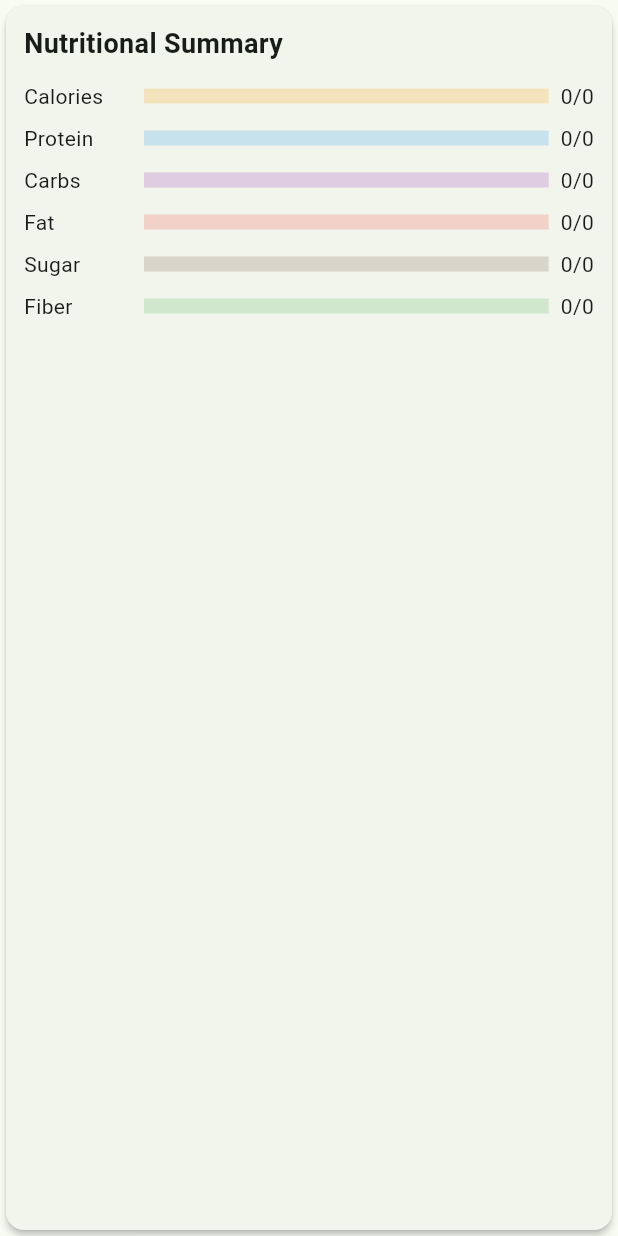
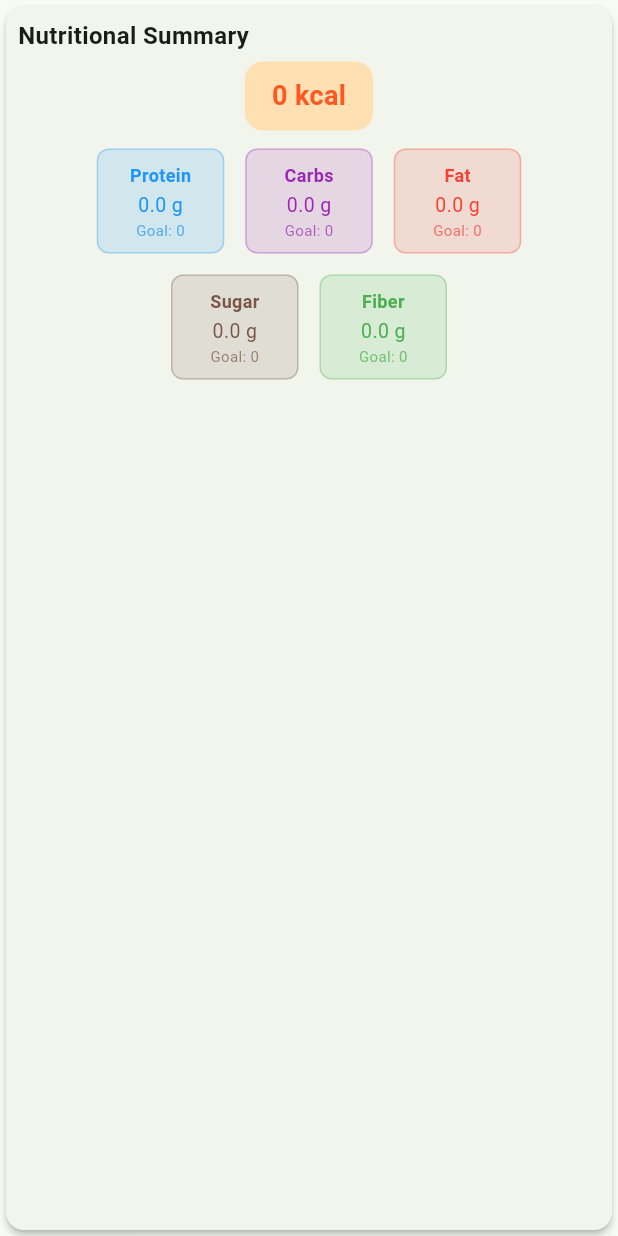
Before and after one commit to KyanClark/NutriPlan, a Flutter app: the _NutritionalSummary widget shown alone on an empty page, opened directly with empty values, on a phone screen of 412 x 824 dp. Run offline on Flutter 3.47's test engine with Material 3 defaults, Android fonts, the phone set to English and light mode, and no system bars; our stand-ins replace fl_chart, image_picker, shared_preferences, supabase_flutter; accounts and stored records are empty; network calls fail.

Commit message:
UI improvements: meal tracker layout, nutritional summary compactness, recipe info macro bugfix (fat), and recipe SQL guidance

```diff
--- a/lib/screens/desktop_email_verification_screen.dart
+++ b/lib/screens/desktop_email_verification_screen.dart
@@ -67,7 +67,7 @@ class _DesktopEmailVerificationScreenState extends State<DesktopEmailVerificatio
 
   void _startCheckDelay() {
     setState(() {
-      _checkDelay = 4;
+      _checkDelay = 7;
       _canCheckVerification = false;
     });
     _checkDelayTimer?.cancel();
--- a/lib/screens/meal_tracker_screen.dart
+++ b/lib/screens/meal_tracker_screen.dart
@@ -114,19 +114,32 @@ class _MealTrackerScreenState extends State<MealTrackerScreen> {
   Widget build(BuildContext context) {
     final summary = _getDailySummary(meals);
     return Scaffold(
-      appBar: AppBar(
-        title: const Text('Meal Tracker'),
-        backgroundColor: Colors.green,
-        actions: [
+      // Remove the AppBar and use a custom back button
+      body: SafeArea(
+        child: Column(
+          crossAxisAlignment: CrossAxisAlignment.stretch,
+          children: [
+            // Custom back button
+            Align(
+              alignment: Alignment.centerLeft,
+              child: IconButton(
+                icon: const Icon(Icons.arrow_back),
+                onPressed: () => Navigator.of(context).pop(),
+              ),
+            ),
+            // Date navigation row (moved below back button)
+            Padding(
+              padding: const EdgeInsets.symmetric(horizontal: 8.0, vertical: 4.0),
+              child: Row(
+                mainAxisAlignment: MainAxisAlignment.spaceBetween,
+                children: [
                   IconButton(
                     icon: const Icon(Icons.chevron_left),
                     onPressed: () => _changeDate(-1),
                   ),
-          Center(
-            child: Text(
+                  Text(
                     DateFormat('MMM d, yyyy').format(selectedDate),
                     style: const TextStyle(fontWeight: FontWeight.bold, fontSize: 16),
-            ),
                   ),
                   IconButton(
                     icon: const Icon(Icons.chevron_right),
@@ -134,18 +147,35 @@ class _MealTrackerScreenState extends State<MealTrackerScreen> {
                   ),
                 ],
               ),
-      body: isLoading
+            ),
+            Expanded(
+              child: isLoading
                   ? const Center(child: CircularProgressIndicator())
                   : Padding(
                       padding: const EdgeInsets.all(16.0),
+                      child: LayoutBuilder(
+                        builder: (context, constraints) {
+                          // Use side-by-side layout if wide enough, else stack vertically
+                          if (constraints.maxWidth > 700) {
+                            return Row(
+                              crossAxisAlignment: CrossAxisAlignment.start,
+                              children: [
+                                // Nutritional summary
+                                SizedBox(
+                                  width: 350,
+                                  child: _NutritionalSummary(
+                                    summary: summary,
+                                    goals: goals,
+                                  ),
+                                ),
+                                const SizedBox(width: 24),
+                                // Finished meals
+                                Expanded(
                                   child: Column(
                                     crossAxisAlignment: CrossAxisAlignment.stretch,
                                     children: [
-                  _NutritionalSummary(
-                    summary: summary,
-                    goals: goals,
-                  ),
-                  const SizedBox(height: 12),
+                                      const Text('Finished Meals', style: TextStyle(fontWeight: FontWeight.bold, fontSize: 18)),
+                                      const SizedBox(height: 8),
                                       if (insights.isNotEmpty)
                                         Card(
                                           color: Colors.green[50],
@@ -163,6 +193,49 @@ class _MealTrackerScreenState extends State<MealTrackerScreen> {
                                                 itemBuilder: (context, idx) {
                                                   return _MealLogCard(meal: meals[idx]);
                                                 },
+                                              ),
+                                      ),
+                                    ],
+                                  ),
+                                ),
+                              ],
+                            );
+                          } else {
+                            // Stacked layout for mobile
+                            return Column(
+                              crossAxisAlignment: CrossAxisAlignment.stretch,
+                              children: [
+                                _NutritionalSummary(
+                                  summary: summary,
+                                  goals: goals,
+                                ),
+                                const SizedBox(height: 12),
+                                const Text('Finished Meals', style: TextStyle(fontWeight: FontWeight.bold, fontSize: 18)),
+                                const SizedBox(height: 8),
+                                if (insights.isNotEmpty)
+                                  Card(
+                                    color: Colors.green[50],
+                                    margin: const EdgeInsets.only(bottom: 12),
+                                    child: Padding(
+                                      padding: const EdgeInsets.all(12.0),
+                                      child: Text(insights.first, style: const TextStyle(fontSize: 16)),
+                                    ),
+                                  ),
+                                Expanded(
+                                  child: meals.isEmpty
+                                      ? const Center(child: Text('No meals recorded for this day.'))
+                                      : ListView.builder(
+                                          itemCount: meals.length,
+                                          itemBuilder: (context, idx) {
+                                            return _MealLogCard(meal: meals[idx]);
+                                          },
+                                        ),
+                                ),
+                              ],
+                            );
+                          }
+                        },
+                      ),
                     ),
             ),
           ],
@@ -194,23 +267,24 @@ class _NutritionalSummary extends StatelessWidget {
   final UserNutritionGoals? goals;
   const _NutritionalSummary({required this.summary, required this.goals});
 
-  Widget _buildBar(String label, double value, double? goal, Color color) {
-    final percent = (goal != null && goal > 0) ? (value / goal).clamp(0.0, 1.0) : 0.0;
-    return Padding(
-      padding: const EdgeInsets.symmetric(vertical: 4.0),
-      child: Row(
+  Widget _macroContainer(String label, double value, double? goal, Color color) {
+    return Container(
+      width: 85, // smaller
+      margin: const EdgeInsets.symmetric(horizontal: 4, vertical: 4),
+      padding: const EdgeInsets.all(8), // smaller
+      decoration: BoxDecoration(
+        color: color.withOpacity(0.15),
+        borderRadius: BorderRadius.circular(8), // smaller radius
+        border: Border.all(color: color.withOpacity(0.3)),
+      ),
+      child: Column(
+        mainAxisSize: MainAxisSize.min,
         children: [
-          SizedBox(width: 80, child: Text(label)),
-          Expanded(
-            child: LinearProgressIndicator(
-              value: percent,
-              backgroundColor: color.withOpacity(0.2),
-              valueColor: AlwaysStoppedAnimation<Color>(color),
-              minHeight: 10,
-            ),
-          ),
-          const SizedBox(width: 8),
-          Text(goal != null ? '${value.toStringAsFixed(0)}/${goal.toStringAsFixed(0)}' : value.toStringAsFixed(0)),
+          Text(label, style: TextStyle(fontWeight: FontWeight.bold, color: color, fontSize: 12)),
+          const SizedBox(height: 2),
+          Text('${value.toStringAsFixed(1)} g', style: TextStyle(fontSize: 13, color: color)),
+          if (goal != null)
+            Text('Goal: ${goal.toStringAsFixed(0)}', style: TextStyle(fontSize: 10, color: color.withOpacity(0.7))),
         ],
       ),
     );
@@ -221,18 +295,40 @@ class _NutritionalSummary extends StatelessWidget {
     return Card(
       elevation: 2,
       child: Padding(
-        padding: const EdgeInsets.all(12.0),
+        padding: const EdgeInsets.all(8.0), // reduced padding
         child: Column(
           crossAxisAlignment: CrossAxisAlignment.stretch,
           children: [
-            const Text('Nutritional Summary', style: TextStyle(fontWeight: FontWeight.bold, fontSize: 18)),
-            const SizedBox(height: 8),
-            _buildBar('Calories', summary.calories, goals?.calorieGoal, Colors.orange),
-            _buildBar('Protein', summary.protein, goals?.proteinGoal, Colors.blue),
-            _buildBar('Carbs', summary.carbs, goals?.carbGoal, Colors.purple),
-            _buildBar('Fat', summary.fat, goals?.fatGoal, Colors.red),
-            _buildBar('Sugar', summary.sugar, goals?.sugarGoal, Colors.brown),
-            _buildBar('Fiber', summary.fiber, goals?.fiberGoal, Colors.green),
+            const Text('Nutritional Summary', style: TextStyle(fontWeight: FontWeight.bold, fontSize: 16)), // smaller font
+            const SizedBox(height: 6),
+            // Calories container at the top
+            Center(
+              child: Container(
+                padding: const EdgeInsets.symmetric(vertical: 10, horizontal: 18), // smaller
+                margin: const EdgeInsets.only(bottom: 8),
+                decoration: BoxDecoration(
+                  color: Colors.orange[100],
+                  borderRadius: BorderRadius.circular(12), // smaller radius
+                ),
+                child: Text(
+                  '${summary.calories.toStringAsFixed(0)} kcal',
+                  style: const TextStyle(fontSize: 18, fontWeight: FontWeight.bold, color: Colors.deepOrange), // smaller font
+                ),
+              ),
+            ),
+            // Macros in containers
+            Wrap(
+              spacing: 6,
+              runSpacing: 6,
+              alignment: WrapAlignment.center,
+              children: [
+                _macroContainer('Protein', summary.protein, goals?.proteinGoal, Colors.blue),
+                _macroContainer('Carbs', summary.carbs, goals?.carbGoal, Colors.purple),
+                _macroContainer('Fat', summary.fat, goals?.fatGoal, Colors.red),
+                _macroContainer('Sugar', summary.sugar, goals?.sugarGoal, Colors.brown),
+                _macroContainer('Fiber', summary.fiber, goals?.fiberGoal, Colors.green),
+              ],
+            ),
           ],
         ),
       ),
@@ -296,7 +392,9 @@ class _MealLogCardState extends State<_MealLogCard> {
               ),
               if (expanded) ...[
                 const SizedBox(height: 10),
-                Row(
+                Wrap(
+                  spacing: 8,
+                  runSpacing: 8,
                   children: [
                     _MacroChip(label: 'Protein', value: meal.protein, color: Colors.blue),
                     _MacroChip(label: 'Carbs', value: meal.carbs, color: Colors.purple),
--- a/lib/screens/recipe_info_screen.dart
+++ b/lib/screens/recipe_info_screen.dart
@@ -129,7 +129,7 @@ class _RecipeInfoScreenState extends State<RecipeInfoScreen> {
                                     children: [
                                       _MacroChip(label: 'Carbs', value: recipe.macros['carbs'].toString()),
                                       const SizedBox(width: 8),
-                                      _MacroChip(label: 'Fat', value: recipe.macros['fats'].toString()),
+                                      _MacroChip(label: 'Fat', value: recipe.macros['fat'].toString()),
                                       const SizedBox(width: 8),
                                       _MacroChip(label: 'Fiber', value: recipe.macros['fiber'].toString()),
                                     ],
```
Lines whose indentation alone changed are shown as unchanged.
